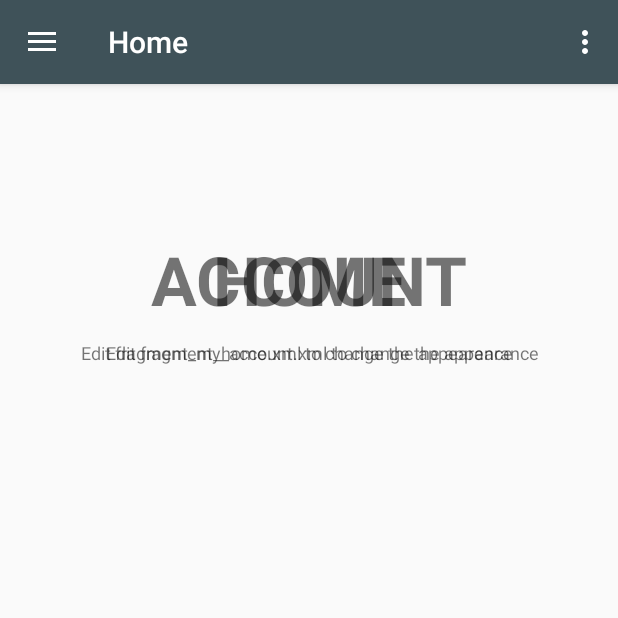
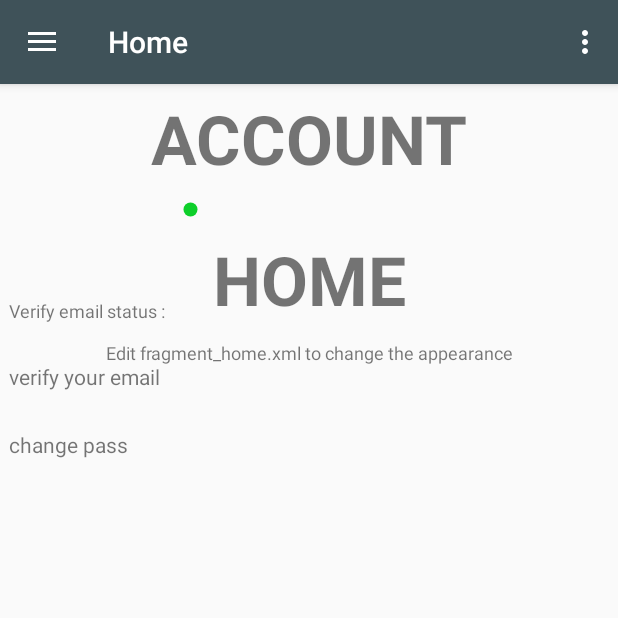
Before and after one commit to poster88/FerebassFBLogin, an Android app: the fragment MyAccountFragment placed in its activity, on a phone screen of 412 x 824 dp, the top half of it. Run offline under Robolectric (Android 15) with nearby library versions, the phone set to English and light mode, and no system bars; our stand-ins replace ButterKnife, Firebase (no records; nobody signed in at launch, a user with empty details on screens opened directly); 3 statements that could not run were skipped.

Commit message:
fixed login structure

```diff
--- a/app/src/main/AndroidManifest.xml
+++ b/app/src/main/AndroidManifest.xml
@@ -23,5 +23,7 @@
             android:name=".NavigationDrawerActivity"
             android:label="@string/title_activity_main2"
             android:theme="@style/AppTheme.NoActionBar"></activity>
+        <activity android:name=".ChangePassActivity"
+            android:label="@string/activity_title_change_pass"/>
     </application>
 </manifest>
--- a/app/src/main/java/com/example/user/loginwhithfb/fragment/MyAccountFragment.java
+++ b/app/src/main/java/com/example/user/loginwhithfb/fragment/MyAccountFragment.java
@@ -1,46 +1,106 @@
 package com.example.user.loginwhithfb.fragment;
 
+import android.content.Context;
+import android.content.Intent;
+import android.graphics.drawable.RippleDrawable;
+import android.net.Uri;
 import android.os.Bundle;
+import android.support.annotation.NonNull;
 import android.support.annotation.Nullable;
 import android.support.v4.app.Fragment;
+import android.util.Log;
 import android.view.LayoutInflater;
 import android.view.View;
 import android.view.ViewGroup;
+import android.widget.Button;
+import android.widget.ImageView;
+import android.widget.TextView;
+import android.widget.Toast;
 
+import com.bumptech.glide.Glide;
+import com.bumptech.glide.load.engine.DiskCacheStrategy;
+import com.example.user.loginwhithfb.ChangePassActivity;
 import com.example.user.loginwhithfb.R;
+import com.google.android.gms.tasks.OnCompleteListener;
+import com.google.android.gms.tasks.Task;
+import com.google.firebase.auth.FirebaseAuth;
+import com.google.firebase.auth.FirebaseUser;
 
+import butterknife.BindView;
 import butterknife.ButterKnife;
+import butterknife.OnClick;
+import butterknife.Unbinder;
 
 /**
  * Created by POSTER on 24.06.2017.
  */
 
 public class MyAccountFragment extends Fragment{
+    @BindView(R.id.acc_user_photo) ImageView userImg;
 
-    public MyAccountFragment() {
-    }
-
-    public static MyAccountFragment newInstance() {
-        Bundle args = new Bundle();
-        MyAccountFragment fragment = new MyAccountFragment();
-        fragment.setArguments(args);
-        return fragment;
-    }
-
-    @Override
-    public void onCreate(@Nullable Bundle savedInstanceState) {
-        super.onCreate(savedInstanceState);
-    }
+    private Unbinder unbinder;
+    private FirebaseUser user;
 
     @Nullable
     @Override
     public View onCreateView(LayoutInflater inflater, @Nullable ViewGroup container, @Nullable Bundle savedInstanceState) {
         View view = inflater.inflate(R.layout.fragment_my_account, container, false);
+        ImageView verEmailStatusImg = ButterKnife.findById(view, R.id.email_verify_status_img);
+
+        unbinder = ButterKnife.bind(this, view);
+        user = FirebaseAuth.getInstance().getCurrentUser();
+        if (user != null){
+            if (user.isAnonymous()){
+                userImg.setImageResource(R.drawable.ic_person_black_24dp);
+                verEmailStatusImg.setImageResource(R.drawable.ic_fiber_manual_record_reg_24dp);
+            }else {
+                Glide.with(this).load(user.getPhotoUrl()).crossFade().diskCacheStrategy(DiskCacheStrategy.ALL).into(userImg);
+                if (!user.isEmailVerified()){
+                    verEmailStatusImg.setImageResource(R.drawable.ic_fiber_manual_record_reg_24dp);
+                }else {
+                    verEmailStatusImg.setImageResource(R.drawable.ic_fiber_manual_record_green_24dp);
+                }
+            }
+        }
+        Log.d("USER ID", " " + user.getToken(true));
         return view;
+    }
+
+    @OnClick(R.id.verify_email_btn)
+    public void verifyEmail(){
+        Log.d("EMAIL VERIFY: ", "entered method");
+        user.sendEmailVerification().addOnCompleteListener(new OnCompleteListener<Void>() {
+                    @Override
+                    public void onComplete(@NonNull Task<Void> task) {
+                        if (task.isSuccessful()){
+                            Log.d("EMAIL VERIFY: ", "Email send");
+                            user.reload();
+                            //TODO: update user: додати в базу дані!
+                        }else {
+                            Log.d("EMAIL VERIFY: ", "Email sending failed. " + task.getException());
+                        }
+                    }
+                });
+    }
+
+    @OnClick(R.id.change_user_pass_btn)
+    public void changeUserPass(){
+        startActivity(new Intent(getActivity(), ChangePassActivity.class));
     }
 
     @Override
     public void onDestroyView() {
+        unbinder.unbind();
         super.onDestroyView();
     }
+
+    @Override
+    public void onAttach(Context context) {
+        super.onAttach(context);
+    }
+
+    @Override
+    public void onDetach() {
+        super.onDetach();
+    }
 }
--- /dev/null
+++ b/app/src/main/res/drawable/ic_fiber_manual_record_green_24dp.xml
@@ -0,0 +1,9 @@
+<vector xmlns:android="http://schemas.android.com/apk/res/android"
+        android:width="24dp"
+        android:height="24dp"
+        android:viewportWidth="24.0"
+        android:viewportHeight="24.0">
+    <path
+        android:pathData="M12,12m-8,0a8,8 0,1 1,16 0a8,8 0,1 1,-16 0"
+        android:fillColor="#0dcf2a"/>
+</vector>
--- /dev/null
+++ b/app/src/main/res/drawable/ic_fiber_manual_record_reg_24dp.xml
@@ -0,0 +1,9 @@
+<vector xmlns:android="http://schemas.android.com/apk/res/android"
+        android:width="24dp"
+        android:height="24dp"
+        android:viewportWidth="24.0"
+        android:viewportHeight="24.0">
+    <path
+        android:pathData="M12,12m-8,0a8,8 0,1 1,16 0a8,8 0,1 1,-16 0"
+        android:fillColor="#fc0101"/>
+</vector>
--- /dev/null
+++ b/app/src/main/res/drawable/ic_person_black_24dp.xml
@@ -0,0 +1,9 @@
+<vector xmlns:android="http://schemas.android.com/apk/res/android"
+        android:width="24dp"
+        android:height="24dp"
+        android:viewportWidth="24.0"
+        android:viewportHeight="24.0">
+    <path
+        android:fillColor="#FF000000"
+        android:pathData="M12,12c2.21,0 4,-1.79 4,-4s-1.79,-4 -4,-4 -4,1.79 -4,4 1.79,4 4,4zM12,14c-2.67,0 -8,1.34 -8,4v2h16v-2c0,-2.66 -5.33,-4 -8,-4z"/>
+</vector>
--- a/app/src/main/res/layout/app_bar_nav_drawer.xml
+++ b/app/src/main/res/layout/app_bar_nav_drawer.xml
@@ -26,6 +26,4 @@
         android:layout_height="match_parent"
         app:layout_behavior="@string/appbar_scrolling_view_behavior"></FrameLayout>
 
-    <include layout="@layout/content_nav_drawer" />
-
 </android.support.design.widget.CoordinatorLayout>
--- a/app/src/main/res/layout/fragment_login.xml
+++ b/app/src/main/res/layout/fragment_login.xml
@@ -120,6 +120,7 @@
     </LinearLayout>
 
     <LinearLayout
+        android:id="@+id/sentPassOnEmail"
         android:layout_width="wrap_content"
         android:layout_height="wrap_content"
         android:orientation="horizontal"
--- a/app/src/main/res/layout/fragment_my_account.xml
+++ b/app/src/main/res/layout/fragment_my_account.xml
@@ -2,27 +2,60 @@
 <RelativeLayout xmlns:android="http://schemas.android.com/apk/res/android"
     android:orientation="vertical"
     android:layout_width="match_parent"
-    android:layout_height="match_parent">
+    android:layout_height="match_parent"
+    android:padding="6dp">
+
+    <ImageView
+        android:id="@+id/acc_user_photo"
+        android:layout_width="50dp"
+        android:layout_height="50dp"
+        android:layout_below="@id/label"/>
 
     <TextView
         android:id="@+id/label"
-        android:layout_alignParentTop="true"
-        android:layout_marginTop="100dp"
-        android:layout_width="fill_parent"
+        android:layout_width="match_parent"
         android:layout_height="wrap_content"
         android:gravity="center_horizontal"
         android:textSize="45dp"
         android:text="ACCOUNT"
-        android:textStyle="bold"/>
+        android:textStyle="bold"
+        android:layout_alignParentTop="true"
+        android:layout_alignParentLeft="true"
+        android:layout_alignParentStart="true" />
 
     <TextView
-        android:layout_below="@id/label"
-        android:layout_centerInParent="true"
-        android:layout_width="fill_parent"
+        android:id="@+id/email_verify_status_label"
+        android:layout_below="@+id/acc_user_photo"
+        android:layout_width="wrap_content"
         android:layout_height="wrap_content"
         android:textSize="12dp"
+        android:layout_marginTop="26dp"
+        android:text="@string/verify_label_status" />
+
+    <ImageView
+        android:id="@+id/email_verify_status_img"
+        android:layout_width="14dp"
+        android:layout_height="14dp"
         android:layout_marginTop="10dp"
-        android:gravity="center_horizontal"
-        android:text="Edit fragment_my_account.xml to change the appearance" />
+        android:layout_marginLeft="10dp"
+        android:layout_toRightOf="@id/email_verify_status_label"
+        android:layout_below="@id/label" />
+
+    <TextView
+        android:id="@+id/verify_email_btn"
+        android:text="verify your email "
+        android:layout_width="wrap_content"
+        android:layout_height="wrap_content"
+        android:layout_marginTop="26dp"
+        android:layout_below="@+id/email_verify_status_label" />
+
+    <TextView
+        android:id="@+id/change_user_pass_btn"
+        android:text="change pass "
+        android:layout_width="wrap_content"
+        android:layout_height="wrap_content"
+        android:layout_marginTop="26dp"
+        android:clickable="true"
+        android:layout_below="@+id/verify_email_btn"/>
 
 </RelativeLayout>
--- a/app/src/main/res/layout/nav_header_drawer.xml
+++ b/app/src/main/res/layout/nav_header_drawer.xml
@@ -21,7 +21,7 @@
         android:layout_height="wrap_content"
         android:orientation="vertical"
         android:padding="16dp"
-        android:layout_centerVertical="true"
+        android:layout_alignParentBottom="true"
         android:layout_alignParentLeft="true"
         android:layout_alignParentStart="true">
 
```
Also changed, not shown: app/src/main/java/com/example/user/loginwhithfb/ChangePassActivity.java (added, +178 -0 lines), app/src/main/java/com/example/user/loginwhithfb/LoginFragment.java (+25 -28 lines), app/src/main/java/com/example/user/loginwhithfb/NavigationDrawerActivity.java (+60 -56 lines), app/src/main/java/com/example/user/loginwhithfb/RegistrationFragment.java (+8 -8 lines), app/src/main/res/drawable/ic_check_black_24dp.xml (added, +9 -0 lines), app/src/main/res/layout/activity_change_pass.xml (added, +84 -0 lines), app/src/main/res/menu/menu_change_pass.xml (added, +10 -0 lines), app/src/main/res/values/strings.xml (+11 -5 lines).
